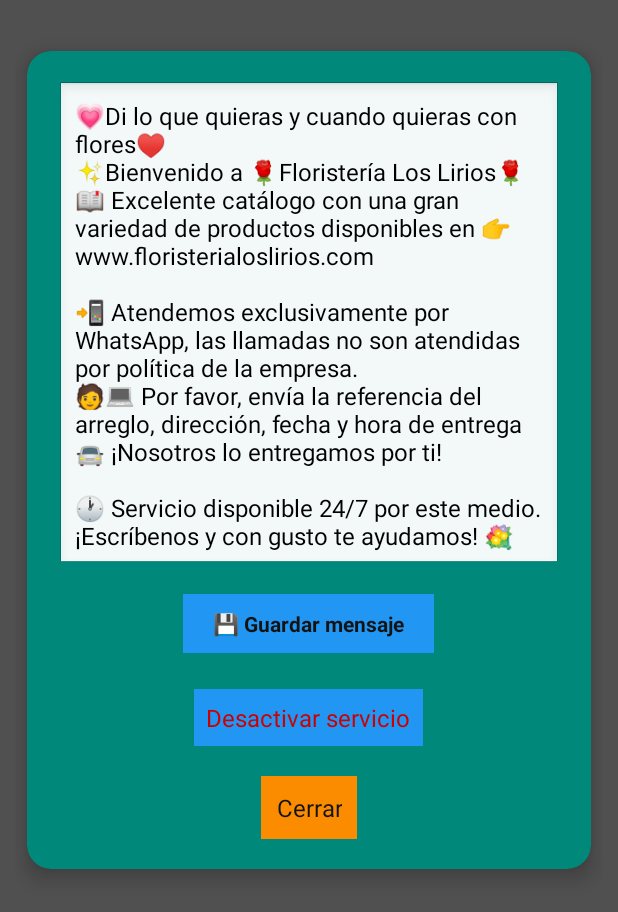
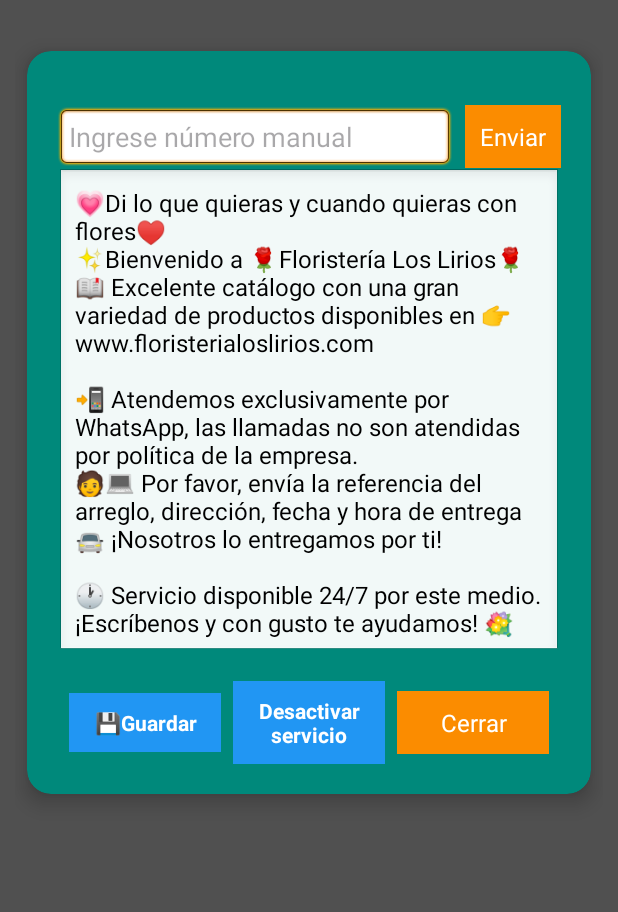
Before and after one commit to CreativeMB/MSM, an Android app: the screen it shows after launch (MainActivity), on a phone screen of 412 x 824 dp. Shown: the top 912 px of the screen. Run offline under Robolectric (Android 15) with nearby library versions, the phone set to English and light mode, and no system bars.

Commit message:
Refactor: UI and functionality for manual WhatsApp messaging
This commit introduces a new UI section in `MainActivity` allowing users to manually enter a phone number and send a predefined WhatsApp message to it. The layout of existing buttons has also been adjusted for better visual organization.

Key changes:

- **Manual WhatsApp Messaging:**
    - `activity_main.xml`: Added an `EditText` (`manualPhoneNumber`) for number input and a `TextView` (`sendManualMessage`) acting as a send button.
    - `MainActivity.kt`:
        - Initialized `manualPhoneNumber` and `sendManualMessage` views.
        - Added an `OnClickListener` to `sendManualMessage` that:
            - Validates the entered phone number.
            - Retrieves the saved custom message and selected WhatsApp package (or defaults to `com.whatsapp`).
            - Calls a new `sendWhatsAppMessage` function.
            - Closes the app after attempting to send the message.
        - New private function `sendWhatsAppMessage(phone, message, packageName)`:
            - Formats the phone number.
            - Creates an `Intent` to open WhatsApp with the pre-filled number and message using the specified package.
            - Starts the activity and shows a `Toast` if WhatsApp cannot be opened.

- **UI Layout Adjustments in `activity_main.xml`:**
    - The "💾 Guardar mensaje", "Desactivar servicio", and "Cerrar" buttons are now horizontally arranged within a `LinearLayout` with weights for balanced distribution.
    - Button text colors are now white for better contrast with their backgrounds.
    - "💾 Guardar mensaje" is shortened to "💾Guardar".
    - Minor padding and margin adjustments for these buttons.

```diff
--- a/app/src/main/java/com/creativem/msm/MainActivity.kt
+++ b/app/src/main/java/com/creativem/msm/MainActivity.kt
@@ -35,6 +35,8 @@ class MainActivity : AppCompatActivity() {
     private lateinit var simSelectorLabel: TextView
     private lateinit var whatsappSelectorSpinner: Spinner
     private lateinit var whatsappSelectorLabel: TextView
+    private lateinit var manualPhoneNumber: EditText
+    private lateinit var sendManualMessage: TextView
 
     data class SimInfo(
         val subscriptionId: Int,
@@ -87,6 +89,8 @@ class MainActivity : AppCompatActivity() {
         simSelectorLabel = findViewById(R.id.simSelectorLabel)
         whatsappSelectorSpinner = findViewById(R.id.whatsappSelectorSpinner)
         whatsappSelectorLabel = findViewById(R.id.whatsappSelectorLabel)
+        manualPhoneNumber = findViewById(R.id.manualPhoneNumber)
+        sendManualMessage = findViewById(R.id.sendManualMessage)
 
         setupClickListeners()
         setupSimSelectorListener()
@@ -101,6 +105,7 @@ class MainActivity : AppCompatActivity() {
         updateUiAndServiceStatus()
     }
 
+
     private fun setupClickListeners() {
         toggleService.setOnClickListener {
             val prefs = PreferenceManager.getDefaultSharedPreferences(this)
@@ -114,6 +119,26 @@ class MainActivity : AppCompatActivity() {
                 updateUiAndServiceStatus()
             }
         }
+        sendManualMessage.setOnClickListener {
+            val number = manualPhoneNumber.text.toString().trim()
+            if (number.isBlank()) {
+                Toast.makeText(this, "Ingrese un número válido", Toast.LENGTH_SHORT).show()
+                return@setOnClickListener
+            }
+
+            val prefs = PreferenceManager.getDefaultSharedPreferences(this)
+            val message = prefs.getString("custom_sms_message", "") ?: ""
+            val selectedPackage = if (whatsappSelectorSpinner.visibility == View.VISIBLE && whatsappSelectorSpinner.selectedItem is WhatsAppAppInfo) {
+                (whatsappSelectorSpinner.selectedItem as WhatsAppAppInfo).packageName
+            } else {
+                "com.whatsapp" // valor por defecto
+            }
+
+            sendWhatsAppMessage(number, message, selectedPackage)
+            finishAndRemoveTask()
+        }
+
+
         btnSaveMessage.setOnClickListener {
             val message = messageInput.text.toString()
             if (message.isNotBlank()) {
@@ -335,4 +360,18 @@ class MainActivity : AppCompatActivity() {
             }
         }
     }
+    private fun sendWhatsAppMessage(phone: String, message: String, packageName: String) {
+        val formattedPhone = phone.replace("+", "").replace(" ", "").replace("-", "").trim()
+        val intent = Intent(Intent.ACTION_VIEW).apply {
+            data = Uri.parse("https://wa.me/$formattedPhone?text=${Uri.encode(message)}")
+            setPackage(packageName)
+        }
+        if (intent.resolveActivity(packageManager) != null) {
+            startActivity(intent)
+        } else {
+            Toast.makeText(this, "No se pudo abrir WhatsApp", Toast.LENGTH_SHORT).show()
+        }
+    }
+
+
 }
--- a/app/src/main/res/layout/activity_main.xml
+++ b/app/src/main/res/layout/activity_main.xml
@@ -28,6 +28,34 @@
                 android:orientation="vertical"
                 android:gravity="center_horizontal"
                 android:padding="20dp">
+                <LinearLayout
+                    android:layout_width="match_parent"
+                    android:layout_height="wrap_content"
+                    android:orientation="horizontal"
+                    android:layout_marginTop="16dp"
+                    android:gravity="center_vertical">
+
+                    <EditText
+                        android:id="@+id/manualPhoneNumber"
+                        android:layout_width="0dp"
+                        android:layout_height="wrap_content"
+                        android:layout_weight="1"
+                        android:hint="Ingrese número manual"
+                        android:inputType="phone"
+                        android:padding="8dp"
+                        android:background="@android:drawable/editbox_background" />
+
+                    <TextView
+                        android:id="@+id/sendManualMessage"
+                        android:layout_width="wrap_content"
+                        android:layout_height="wrap_content"
+                        android:text="Enviar"
+                        android:textColor="#FFFFFF"
+                        android:background="#FB8C00"
+                        android:padding="10dp"
+                        android:layout_marginStart="8dp"
+                        android:textSize="16sp" />
+                </LinearLayout>
 
 
                 <EditText
@@ -41,43 +69,57 @@
                     android:padding="12dp"
                     android:textColor="#000000"
                     android:textSize="16sp" />
+                <LinearLayout
+                    android:layout_width="match_parent"
+                    android:layout_height="wrap_content"
+                    android:orientation="horizontal"
+                    android:layout_marginTop="16dp"
+                    android:gravity="center"
+                    android:weightSum="3"
+                    android:paddingHorizontal="8dp">
+
                     <TextView
                         android:id="@+id/btnSaveMessage"
-                    android:layout_width="wrap_content"
+                        android:layout_width="0dp"
                         android:layout_height="wrap_content"
-                    android:text="💾 Guardar mensaje"
-                    android:textColor="#141313"
-                    android:backgroundTint="#2196F3"
+                        android:layout_weight="1"
+                        android:text="💾Guardar"
+                        android:textColor="#FFFFFF"
                         android:background="#2196F3"
-                    android:paddingHorizontal="20dp"
+                        android:paddingHorizontal="12dp"
                         android:paddingVertical="10dp"
-                    android:layout_marginTop="16dp"
                         android:textStyle="bold"
-                    />
+                        android:gravity="center"
+                        android:layout_marginEnd="4dp" />
+
                     <TextView
                         android:id="@+id/toggleService"
-                    android:layout_width="wrap_content"
+                        android:layout_width="0dp"
                         android:layout_height="wrap_content"
+                        android:layout_weight="1"
                         android:text="Desactivar servicio"
-                    android:textSize="16sp"
-                    android:textColor="@android:color/holo_red_dark"
-                    android:layout_marginTop="24dp"
-                    android:padding="8dp"
+                        android:textColor="#FFFFFF"
                         android:background="#2196F3"
-                    android:clickable="true"
-                    android:focusable="true" />
+                        android:textSize="14sp"
+                        android:padding="10dp"
+                        android:gravity="center"
+                        android:layout_marginHorizontal="4dp"
+                        android:textStyle="bold" />
+
                     <TextView
                         android:id="@+id/btnHideApp"
-                    android:layout_width="wrap_content"
+                        android:layout_width="0dp"
                         android:layout_height="wrap_content"
+                        android:layout_weight="1"
                         android:text="Cerrar"
-                    android:textColor="#121212"
+                        android:textColor="#FFFFFF"
                         android:background="#FB8C00"
                         android:padding="10dp"
-                    android:layout_marginTop="20dp"
+                        android:textSize="16sp"
                         android:gravity="center"
-                    android:textSize="16sp"
-                    />
+                        android:layout_marginStart="4dp" />
+                </LinearLayout>
+
                 <TextView
                     android:id="@+id/simSelectorLabel"
                     android:layout_width="wrap_content"
```
Lines whose indentation alone changed are shown as unchanged.
